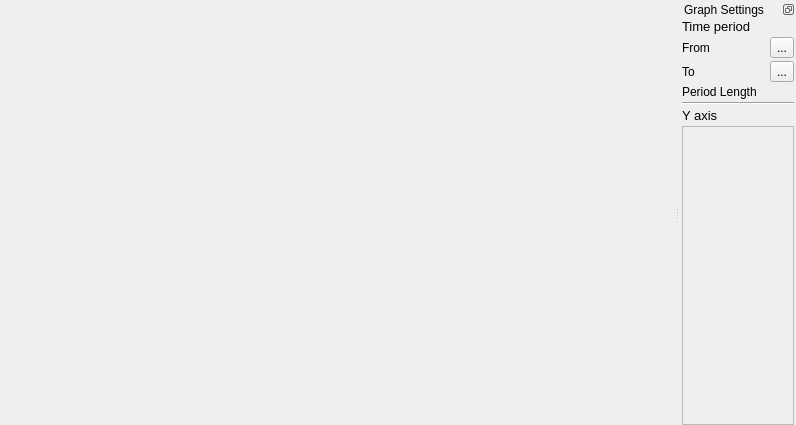
Before: the Qt Designer form assets/uis/graph_ex_window.ui in m4reQ/data-visualizer, drawn with Qt 5.
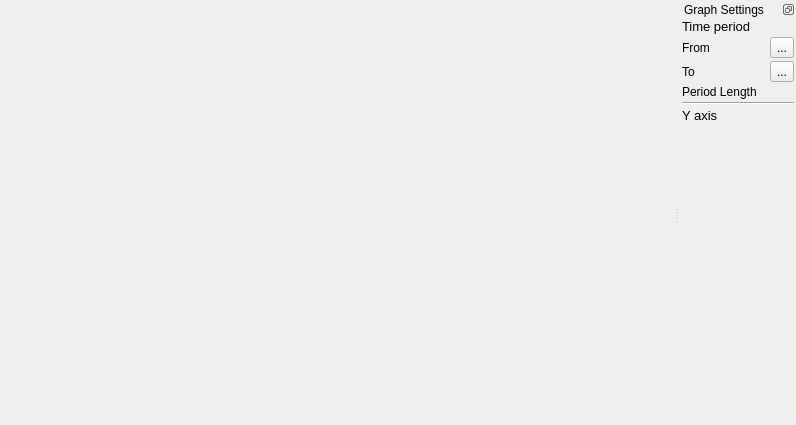
After: the same form once the commit is applied.

Commit message: Add series control widgets Remove unused UI files and classes

```diff
--- a/assets/uis/graph_ex_window.ui
+++ b/assets/uis/graph_ex_window.ui
@@ -157,16 +157,22 @@
      </item>
      <item row="8" column="0" colspan="3">
       <widget class="QScrollArea" name="y_axis_controls">
+       <property name="frameShape">
+        <enum>QFrame::NoFrame</enum>
+       </property>
        <property name="widgetResizable">
         <bool>true</bool>
        </property>
+       <property name="alignment">
+        <set>Qt::AlignLeading|Qt::AlignLeft|Qt::AlignTop</set>
+       </property>
        <widget class="QWidget" name="y_axis_controls_contents">
         <property name="geometry">
          <rect>
           <x>0</x>
           <y>0</y>
-          <width>154</width>
-          <height>274</height>
+          <width>156</width>
+          <height>276</height>
          </rect>
         </property>
        </widget>
```
The commit also changes 7 other files.
